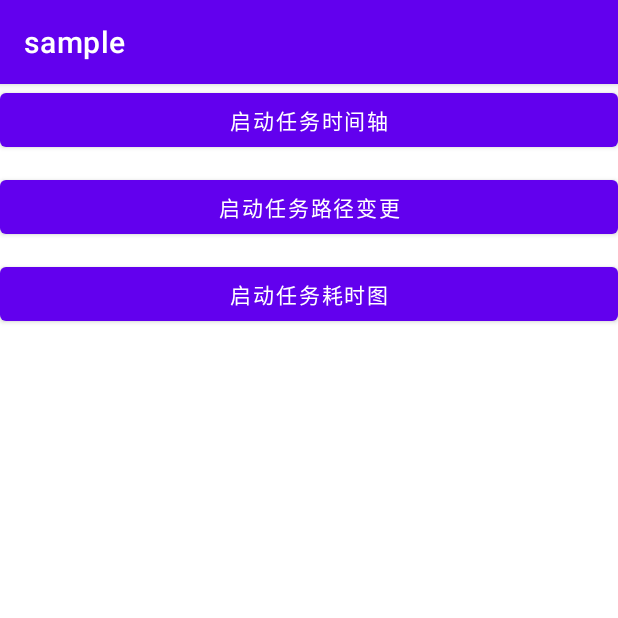
After one commit to Leifzhang/AndroidStartup, an Android app: the StartupMainDebugActivity screen opened directly, with no data from a screen before it, on a phone screen of 412 x 824 dp, the top half of it. The commit adds this screen. Run offline under Robolectric (Android 15) with nearby library versions, the phone set to English and light mode, and no system bars.

Commit message:
[feat]  ui大师完成

```diff
--- a/startup-dag-view/src/main/AndroidManifest.xml
+++ b/startup-dag-view/src/main/AndroidManifest.xml
@@ -3,10 +3,10 @@
     package="com.kronos.startup.dag">
 
     <application>
-
+        <activity android:name=".StartupMainDebugActivity" />
         <activity android:name=".StartupTimeLineActivity" />
         <activity android:name=".StartupDagPathActivity" />
-        <activity android:name=".StartupTaskDurationActivity"/>
+        <activity android:name=".StartupTaskDurationActivity" />
 
         <provider
             android:name="com.kronos.startup.dag.StartupDagInstallProvider"
--- /dev/null
+++ b/startup-dag-view/src/main/java/com/kronos/startup/dag/StartupMainDebugActivity.kt
@@ -0,0 +1,39 @@
+package com.kronos.startup.dag
+
+import android.app.Activity
+import android.content.Context
+import android.content.Intent
+import android.os.Bundle
+import android.widget.Button
+import androidx.appcompat.app.AppCompatActivity
+
+/**
+ *
+ *  @Author LiABao
+ *  @Since 2021/12/31
+ *
+ */
+class StartupMainDebugActivity : AppCompatActivity(R.layout.startup_activity_main_debug) {
+    override fun onCreate(savedInstanceState: Bundle?) {
+        super.onCreate(savedInstanceState)
+        findViewById<Button>(R.id.timeLineBtn).setOnClickListener {
+            startupTimeLineActivity()
+        }
+        findViewById<Button>(R.id.startupPathBtn).setOnClickListener {
+            startDagPathActivity()
+        }
+        findViewById<Button>(R.id.taskDurationBtn).setOnClickListener {
+            startTaskDurationActivity()
+        }
+
+    }
+}
+
+
+fun Context.startDagMainActivity() {
+    val intent = Intent(this, StartupMainDebugActivity::class.java)
+    if (this !is Activity) {
+        intent.addFlags(Intent.FLAG_ACTIVITY_NEW_TASK)
+    }
+    startActivity(intent)
+}
--- a/startup-dag-view/src/main/java/com/kronos/startup/dag/StartupTimeLineActivity.kt
+++ b/startup-dag-view/src/main/java/com/kronos/startup/dag/StartupTimeLineActivity.kt
@@ -9,6 +9,7 @@ import androidx.appcompat.app.AppCompatActivity
 import androidx.recyclerview.widget.LinearLayoutManager
 import androidx.recyclerview.widget.RecyclerView
 import com.kronos.lib.startup.data.StartupTaskData
+import com.kronos.startup.dag.StartupDagInstallProvider.Companion.startupList
 import com.kronos.startup.dag.adapter.HeaderAdapter
 import com.kronos.startup.dag.adapter.TimeLineAdapter
 import com.kronos.startup.dag.utils.builderConcatAdapter
@@ -41,12 +42,12 @@ class StartupTimeLineActivity : AppCompatActivity(R.layout.startup_activity_dag_
 }
 
 
-fun Context.startupDagActivity(data: MutableList<StartupTaskData>) {
+fun Context.startupTimeLineActivity() {
     val intent = Intent(this, StartupTimeLineActivity::class.java)
     if (this !is Activity) {
         intent.addFlags(Intent.FLAG_ACTIVITY_NEW_TASK)
     }
-    intent.putParcelableArrayListExtra(STARTUP_DATA, data.toArrayList())
+    intent.putParcelableArrayListExtra(STARTUP_DATA, startupList.toArrayList())
     startActivity(intent)
 }
 
--- a/startup-dag-view/src/main/java/com/kronos/startup/dag/adapter/TaskViewAdapter.kt
+++ b/startup-dag-view/src/main/java/com/kronos/startup/dag/adapter/TaskViewAdapter.kt
@@ -45,7 +45,7 @@ class DagViewHolder(view: View) : RecyclerView.ViewHolder(view) {
 
         durationTv.text = getDurationText(data.average())
         val message =
-            "isMain:${data.threadName.isMainThread()}  isHistory:${data.date == getDayFormat()}"
+            "isMain:${data.threadName.isMainThread()}  isHistory:${data.date != getDayFormat()}"
         messageTv.text = message
     }
 
--- /dev/null
+++ b/startup-dag-view/src/main/res/layout/startup_activity_main_debug.xml
@@ -0,0 +1,27 @@
+<?xml version="1.0" encoding="utf-8"?>
+<LinearLayout xmlns:android="http://schemas.android.com/apk/res/android"
+    android:layout_width="match_parent"
+    android:layout_height="match_parent"
+    android:orientation="vertical">
+
+    <Button
+        android:id="@+id/timeLineBtn"
+        android:layout_width="match_parent"
+        android:layout_height="wrap_content"
+        android:text="启动任务时间轴" />
+
+
+    <Button
+        android:id="@+id/startupPathBtn"
+        android:layout_width="match_parent"
+        android:layout_height="wrap_content"
+        android:layout_marginTop="10dp"
+        android:text="启动任务路径变更" />
+
+    <Button
+        android:id="@+id/taskDurationBtn"
+        android:layout_width="match_parent"
+        android:layout_height="wrap_content"
+        android:layout_marginTop="10dp"
+        android:text="启动任务耗时图" />
+</LinearLayout>
```
Also changed, not shown: startup-dag-view/src/main/java/com/kronos/startup/dag/StartupDagInstallProvider.kt (+5 -2 lines).
